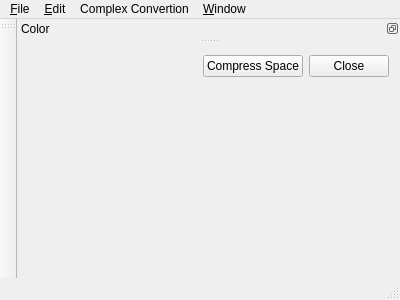
SidneyTTW/ImageProcessor, file ImageProcessor/mainwindow.ui: the form before one commit.
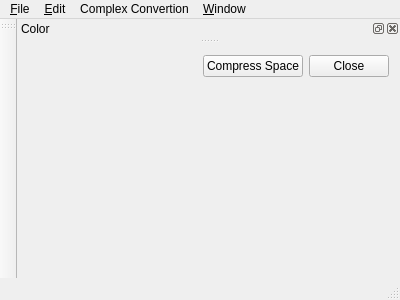
The form after the commit. Custom widgets are drawn as their Qt base class.

Commit message: Added a dock widget to show the statistic of the showing image. Enabled to use actions to show/hide dock widgets.

Diff of the .ui file:
```diff
--- a/ImageProcessor/mainwindow.ui
+++ b/ImageProcessor/mainwindow.ui
@@ -118,7 +118,7 @@
   <widget class="QStatusBar" name="statusBar"/>
   <widget class="QDockWidget" name="dockWidget">
    <property name="features">
-    <set>QDockWidget::DockWidgetFloatable|QDockWidget::DockWidgetMovable</set>
+    <set>QDockWidget::AllDockWidgetFeatures</set>
    </property>
    <property name="allowedAreas">
     <set>Qt::BottomDockWidgetArea|Qt::TopDockWidgetArea</set>
```
Left out of the diff: 5 changed lines with no effect on the pictures. The commit also changes 9 other files.
